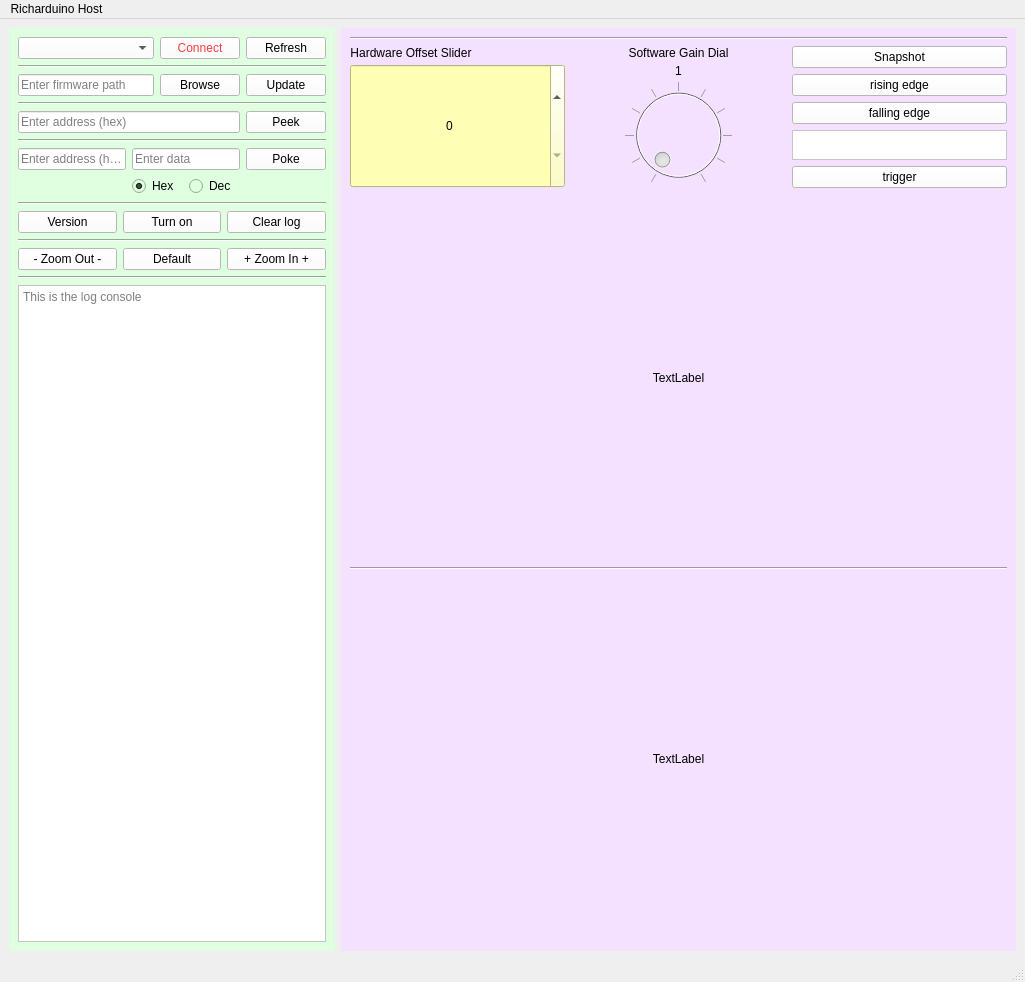
The window that mainwindow.ui (huss2342/Oscilloscope_Host) describes before a commit, drawn with Qt 5.
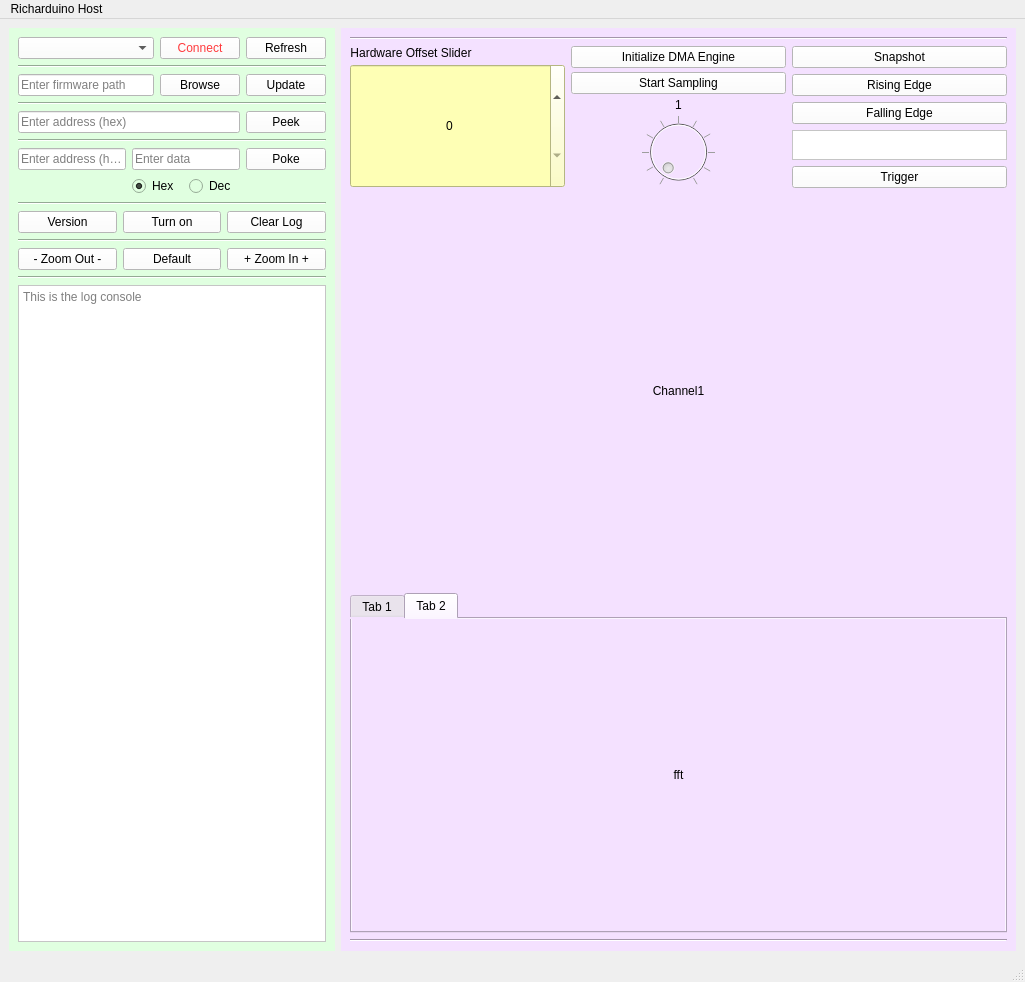
The same window after the commit. The open tabs and pages were chosen to show the change.

Diff of the .ui file:
```diff
--- a/mainwindow.ui
+++ b/mainwindow.ui
@@ -331,7 +331,7 @@
             <string notr="true">background-color: rgb(255, 255, 255);</string>
            </property>
            <property name="text">
-            <string>Clear log</string>
+            <string>Clear Log</string>
            </property>
           </widget>
          </item>
@@ -519,18 +519,22 @@
             <number>4</number>
            </property>
            <item>
-            <widget class="QLabel" name="GainLabel">
-             <property name="sizePolicy">
-              <sizepolicy hsizetype="Minimum" vsizetype="Fixed">
-               <horstretch>0</horstretch>
-               <verstretch>0</verstretch>
-              </sizepolicy>
+            <widget class="QPushButton" name="InitDMA">
+             <property name="styleSheet">
+              <string notr="true">background-color: rgb(255, 255, 255);</string>
              </property>
              <property name="text">
-              <string>Software Gain Dial</string>
+              <string>Initialize DMA Engine</string>
              </property>
-             <property name="alignment">
-              <set>Qt::AlignCenter</set>
+            </widget>
+           </item>
+           <item>
+            <widget class="QPushButton" name="startSampling">
+             <property name="styleSheet">
+              <string notr="true">background-color: rgb(255, 255, 255);</string>
+             </property>
+             <property name="text">
+              <string>Start Sampling</string>
              </property>
             </widget>
            </item>
@@ -563,8 +567,8 @@
              </property>
              <property name="minimumSize">
               <size>
-               <width>15</width>
-               <height>15</height>
+               <width>5</width>
+               <height>5</height>
               </size>
              </property>
              <property name="styleSheet">
@@ -619,7 +623,7 @@
               <string notr="true">background-color: rgb(255, 255, 255);</string>
              </property>
              <property name="text">
-              <string>rising edge</string>
+              <string>Rising Edge</string>
              </property>
             </widget>
            </item>
@@ -629,7 +633,7 @@
               <string notr="true">background-color: rgb(255, 255, 255);</string>
              </property>
              <property name="text">
-              <string>falling edge</string>
+              <string>Falling Edge</string>
              </property>
             </widget>
            </item>
@@ -664,7 +668,7 @@
               <string notr="true">background-color: rgb(255, 255, 255);</string>
              </property>
              <property name="text">
-              <string>trigger</string>
+              <string>Trigger</string>
              </property>
             </widget>
            </item>
@@ -681,7 +685,7 @@
           </sizepolicy>
          </property>
          <property name="text">
-          <string>TextLabel</string>
+          <string>Channel1</string>
          </property>
          <property name="scaledContents">
           <bool>false</bool>
@@ -691,6 +695,83 @@
          </property>
         </widget>
        </item>
+       <item>
+        <widget class="QTabWidget" name="tabWidget">
+         <property name="sizePolicy">
+          <sizepolicy hsizetype="Preferred" vsizetype="Minimum">
+           <horstretch>0</horstretch>
+           <verstretch>0</verstretch>
+          </sizepolicy>
+         </property>
+         <property name="minimumSize">
+          <size>
+           <width>20</width>
+           <height>340</height>
+          </size>
+         </property>
+         <property name="currentIndex">
+          <number>0</number>
+         </property>
+         <widget class="QWidget" name="tab">
+          <property name="sizePolicy">
+           <sizepolicy hsizetype="Expanding" vsizetype="Preferred">
+            <horstretch>0</horstretch>
+            <verstretch>0</verstretch>
+           </sizepolicy>
+          </property>
+          <attribute name="title">
+           <string>Tab 1</string>
+          </attribute>
+          <layout class="QVBoxLayout" name="verticalLayout_6">
+           <item>
+            <widget class="QLabel" name="squareWaveLabel">
+             <property name="sizePolicy">
+              <sizepolicy hsizetype="Expanding" vsizetype="Expanding">
+               <horstretch>0</horstretch>
+               <verstretch>0</verstretch>
+              </sizepolicy>
+             </property>
+             <property name="text">
+              <string>Channel2</string>
+             </property>
+             <property name="scaledContents">
+              <bool>false</bool>
+             </property>
+             <property name="alignment">
+              <set>Qt::AlignCenter</set>
+             </property>
+            </widget>
+           </item>
+          </layout>
+         </widget>
+         <widget class="QWidget" name="tab_2">
+          <attribute name="title">
+           <string>Tab 2</string>
+          </attribute>
+          <layout class="QVBoxLayout" name="verticalLayout_7">
+           <item>
+            <widget class="QLabel" name="fft">
+             <property name="sizePolicy">
+              <sizepolicy hsizetype="Expanding" vsizetype="Expanding">
+               <horstretch>0</horstretch>
+               <verstretch>0</verstretch>
+              </sizepolicy>
+             </property>
+             <property name="text">
+              <string>fft</string>
+             </property>
+             <property name="scaledContents">
+              <bool>false</bool>
+             </property>
+             <property name="alignment">
+              <set>Qt::AlignCenter</set>
+             </property>
+            </widget>
+           </item>
+          </layout>
+         </widget>
+        </widget>
+       </item>
        <item>
         <widget class="Line" name="line_5">
          <property name="orientation">
@@ -698,25 +779,6 @@
          </property>
         </widget>
        </item>
-       <item>
-        <widget class="QLabel" name="squareWaveLabel">
-         <property name="sizePolicy">
-          <sizepolicy hsizetype="Expanding" vsizetype="Expanding">
-           <horstretch>0</horstretch>
-           <verstretch>0</verstretch>
-          </sizepolicy>
-         </property>
-         <property name="text">
-          <string>TextLabel</string>
-         </property>
-         <property name="scaledContents">
-          <bool>false</bool>
-         </property>
-         <property name="alignment">
-          <set>Qt::AlignCenter</set>
-         </property>
-        </widget>
-       </item>
       </layout>
      </widget>
     </item>
```
